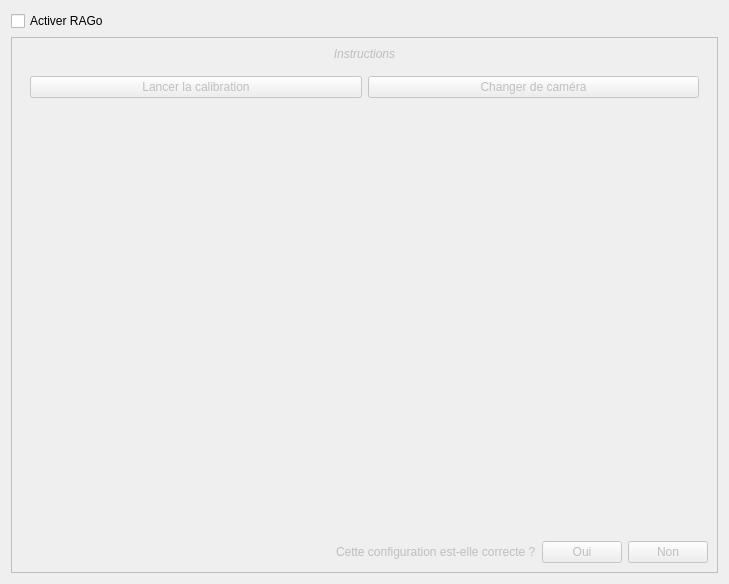
EPeillard/qgo, file src/ragowidget.ui: the form before one commit.
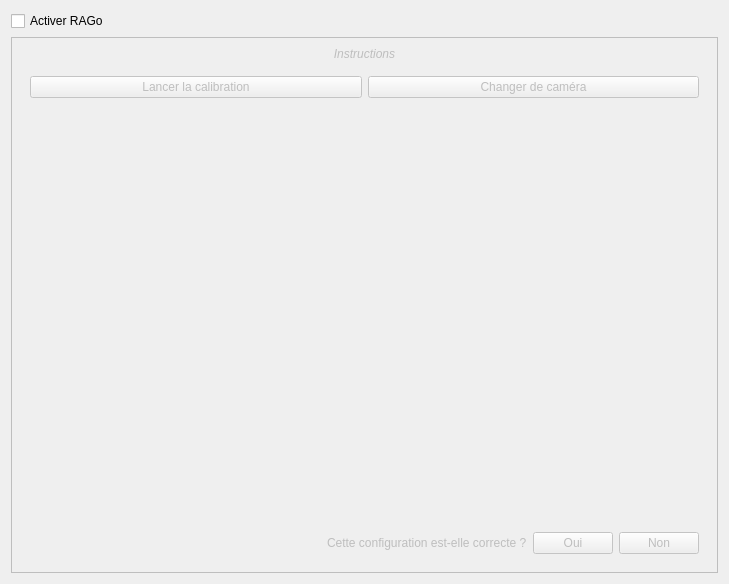
The form after the commit.

What changed in the file:
```diff
--- a/src/ragowidget.ui
+++ b/src/ragowidget.ui
@@ -39,7 +39,7 @@
      <item>
       <widget class="QLabel" name="errorLabel">
        <property name="text">
-        <string>                                                              </string>
+        <string/>
        </property>
        <property name="textFormat">
         <enum>Qt::AutoText</enum>
@@ -148,6 +148,7 @@
        </layout>
       </item>
       <item>
+       <widget class="QWidget" name="checkConfig" native="true">
        <layout class="QHBoxLayout" name="horizontalLayout_4">
         <item>
          <spacer name="horizontalSpacer_4">
@@ -184,6 +185,7 @@
          </widget>
         </item>
        </layout>
+       </widget>
       </item>
      </layout>
     </widget>
```
Left out of the diff: 6 changed lines with no effect on the pictures. Lines whose indentation alone changed are shown as unchanged.
